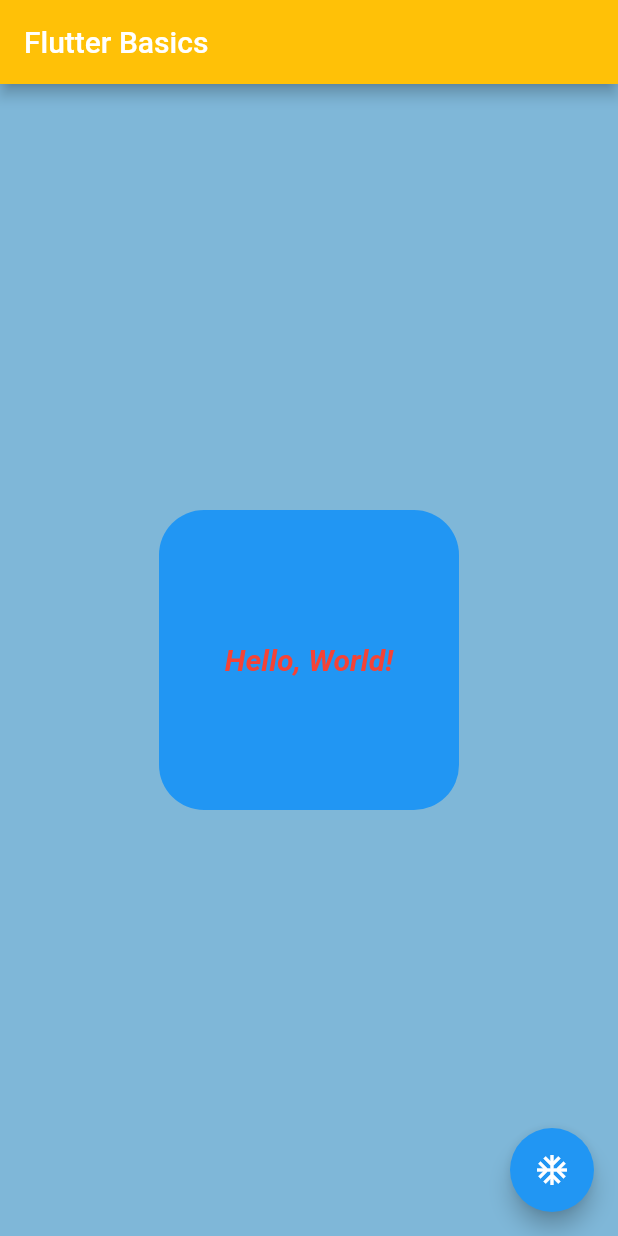
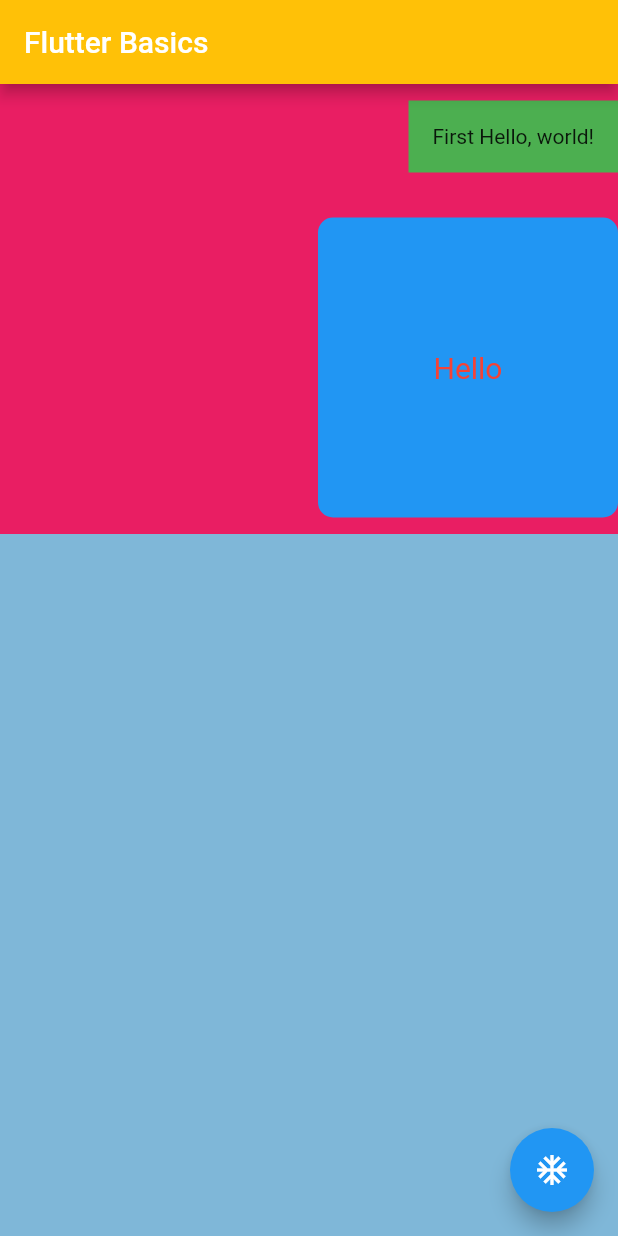
Before and after one commit to yeonblue/FlutterPractice, a Flutter app: the screen it shows after launch, on a phone screen of 412 x 824 dp. Run offline on Flutter 3.47's test engine with Material 2 defaults, Android fonts, the phone set to English and light mode, and no system bars.

Commit message:
add column, sizebox, padding

```diff
--- a/FlutterBasics/lib/main.dart
+++ b/FlutterBasics/lib/main.dart
@@ -39,26 +39,42 @@ class CenterText extends StatelessWidget {
 
   @override
   Widget build(BuildContext context) {
-    return Center(
-      child: Container(
+    return Container(
+      color: Colors.pink,
+      height: 300,
+      child: Column(
+        mainAxisSize: MainAxisSize.max, // 안그러면 길이가 최대로 잡힘, max도 마찬가지
+        mainAxisAlignment: MainAxisAlignment.center,   // y축
+        crossAxisAlignment: CrossAxisAlignment.end, // x축
+        children: [
+          Container(
+            color: Colors.green,
+            child: const Padding( // refactor로 padding 손쉽게 넣을 수 있음
+              padding: EdgeInsets.all(16.0),
+              child: Text("First Hello, world!"),
+            ),
+          ),
+          const SizedBox( // swiftui spacer 사이즈 준 거랑 비슷한 듯
+            height: 30,
+            width: double.infinity,
+          ),
+          Container(decoration: BoxDecoration(
+              borderRadius: BorderRadius.circular(10),
+              color: Colors.blue,
+            ),
+            width: 200,
             height: 200,
-        width: 200,
-        // color: Colors.yellow, boxDecoration을 썼기 때문에 사용 불가, crash남
-        decoration: BoxDecoration(
-          color: Colors.blue,
-          borderRadius: BorderRadius.circular(30),
-          ),
             child: const Center(
-          child: Text("Hello, World!",
+              child: Text("Hello",
                 style: TextStyle(
                   color: Colors.red,
                   fontSize: 20,
-              fontStyle: FontStyle.italic,
-              fontWeight: FontWeight.bold
                 ),
               ),
             ),
-      ), // parent(Center)가 const므로 child는 const로 안해도 됨
+          )
+        ],
+      ),
     );
   }
 }
```
Lines whose indentation alone changed are shown as unchanged.
